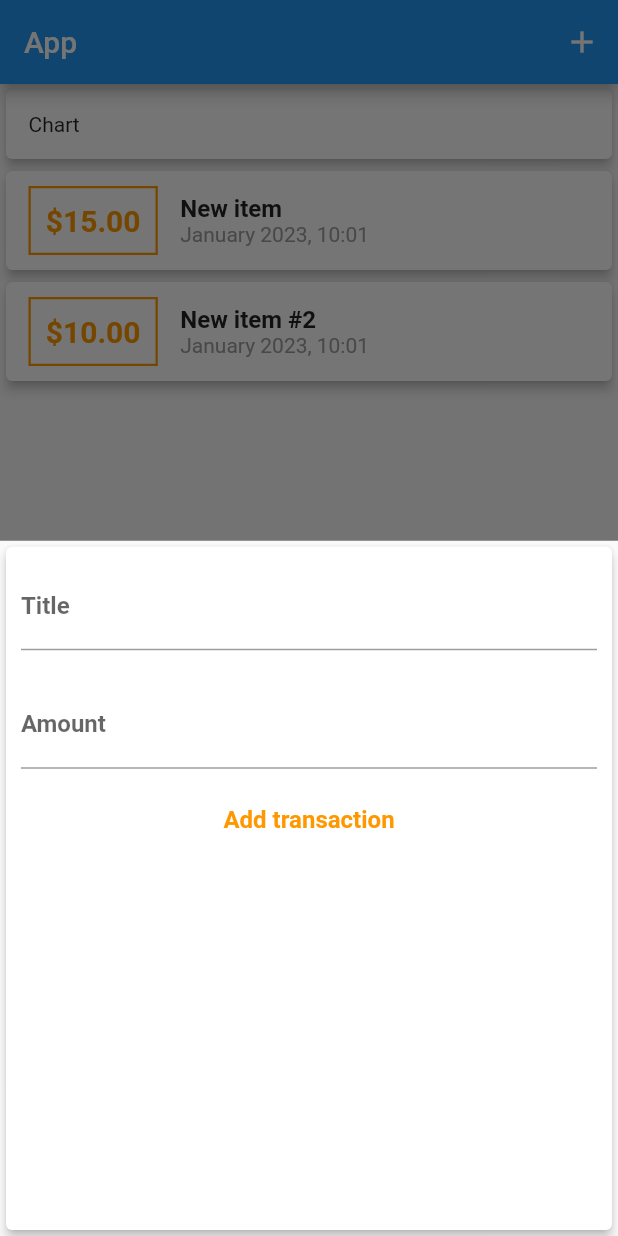
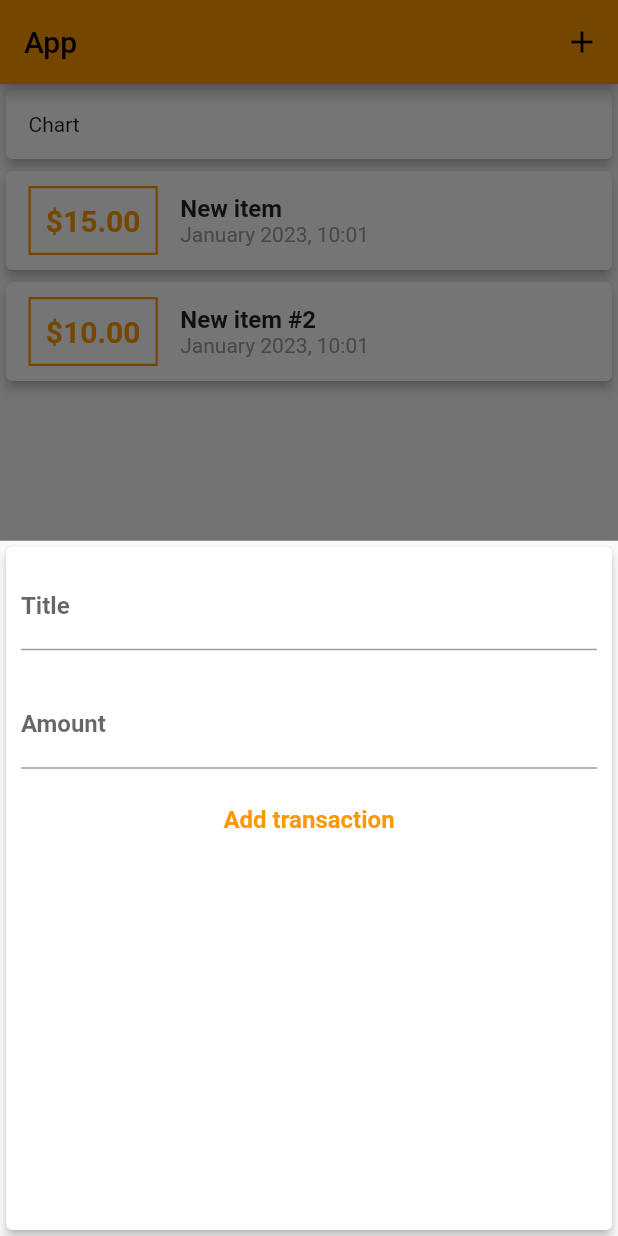
Before and after one commit to CircleHP/flutter-expenses-app, a Flutter app: the screen it shows after launch, after a tap on the "add" icon, on a phone screen of 412 x 824 dp. Run offline on Flutter 3.47's test engine with Material 2 defaults, Android fonts, the phone set to English and light mode, and no system bars.

Commit message:
Feature: Add global app theme

```diff
--- a/lib/main.dart
+++ b/lib/main.dart
@@ -14,7 +14,8 @@ class App extends StatelessWidget {
     return MaterialApp(
       title: 'Flutter Demo',
       theme: ThemeData(
-        primarySwatch: Colors.blue,
+        primarySwatch: Colors.orange,
+        primaryColor: Colors.orange,
       ),
       home: const HomePage(),
     );
--- a/lib/widgets/create_transaction.dart
+++ b/lib/widgets/create_transaction.dart
@@ -59,7 +59,6 @@ class CreateTransaction extends StatelessWidget {
             onPressed: submitData,
             child: const Text('Add transaction',
                 style: TextStyle(
-                  color: Colors.orange,
                   fontSize: 16,
                   fontWeight: FontWeight.bold,
                 )),
--- a/lib/widgets/transaction_card.dart
+++ b/lib/widgets/transaction_card.dart
@@ -23,16 +23,16 @@ class TransactionCard extends StatelessWidget {
               ),
               decoration: BoxDecoration(
                 border: Border.all(
-                  color: Colors.orange,
+                  color: Theme.of(context).primaryColor,
                   width: 1.5,
                 ),
               ),
               padding: const EdgeInsets.all(10.0),
               child: Text(
                 '\$${transaction.amount.toStringAsFixed(2)}',
-                style: const TextStyle(
+                style: TextStyle(
                   fontSize: 20,
-                  color: Colors.orange,
+                  color: Theme.of(context).primaryColor,
                   fontWeight: FontWeight.bold,
                 ),
               ),
```
